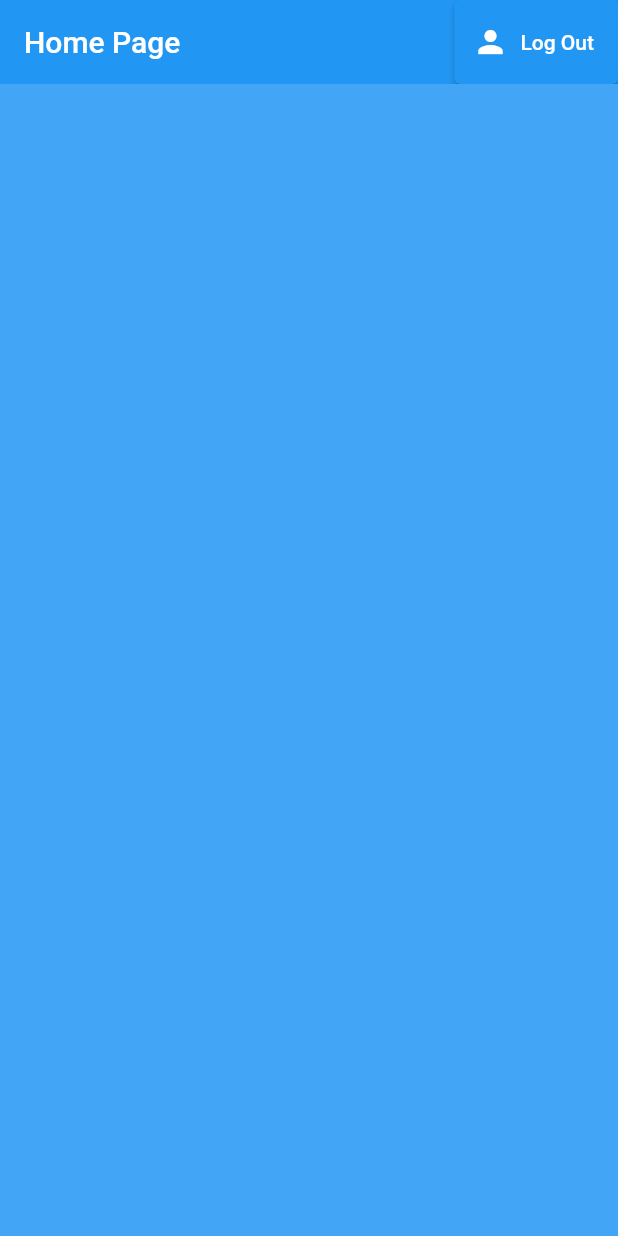
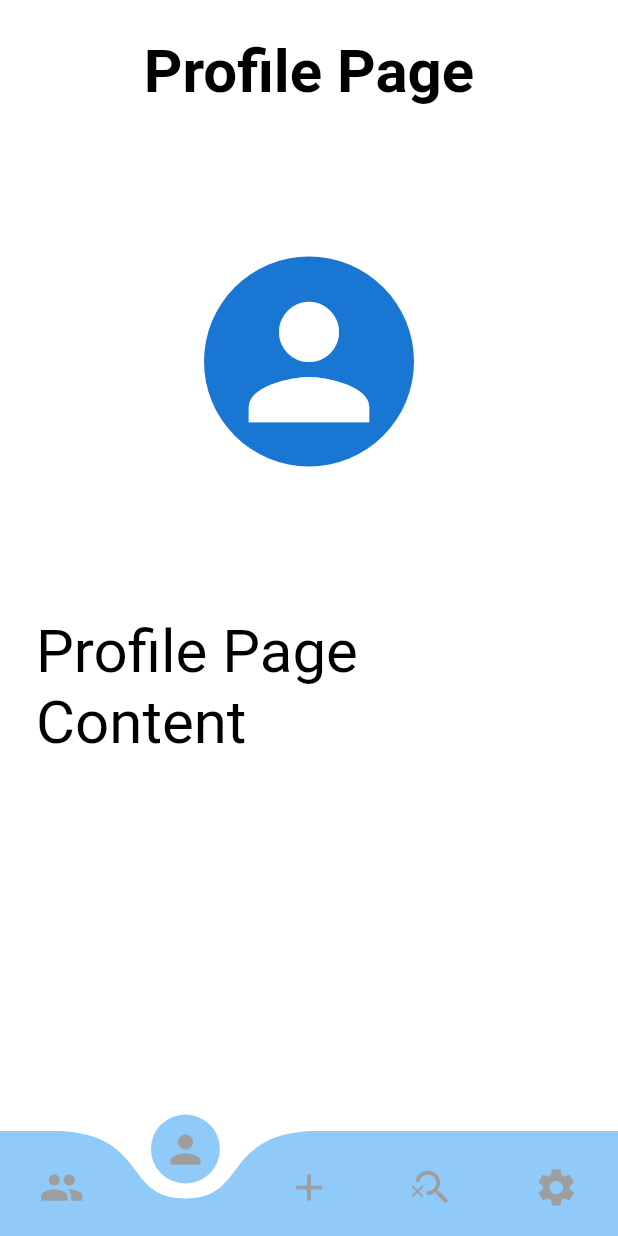
Before and after one commit to jabezj1/Motore, a Flutter app: the screen it shows once a user with an empty profile is signed in, on a phone screen of 412 x 824 dp. Run offline on Flutter 3.47's test engine with Material 2 defaults, Android fonts, the phone set to English and light mode, and no system bars; drawn by our look-alikes of curved_navigation_bar; our stand-ins replace animated_splash_screen, firebase_auth, firebase_core; accounts and stored records are empty.

Commit message:
Splash Page and Nav Bar

```diff
--- a/lib/main.dart
+++ b/lib/main.dart
@@ -5,6 +5,8 @@ import 'package:motore/screens/wrapper.dart';
 import 'package:firebase_core/firebase_core.dart';
 import 'package:motore/services/auth.dart';
 import 'package:provider/provider.dart';
+import 'package:motore/splash.dart';
+import 'package:animated_splash_screen/animated_splash_screen.dart';
 
 Future<void> main() async {
   WidgetsFlutterBinding.ensureInitialized();
@@ -19,12 +21,18 @@ class MyApp extends StatelessWidget {
   @override
   Widget build(BuildContext context) {
     return StreamProvider<MyUser?>.value(
-      catchError: (_, __) => null,
-      initialData: null,
-      value: AuthService().user,
-      child: MaterialApp(
-        home: Wrapper(),
-      ),
-    );
+        catchError: (_, __) => null,
+        initialData: null,
+        value: AuthService().user,
+        child: MaterialApp(
+          home: AnimatedSplashScreen(
+              // splash: 'lib/icons/BC_logo.png',
+              splash: 'lib/icons/BC_logo.png',
+              duration: 3000,
+              splashIconSize: 400,
+              // backgroundColor: Colors.black,
+              splashTransition: SplashTransition.fadeTransition,
+              nextScreen: Wrapper()),
+        ));
   }
 }
--- /dev/null
+++ b/lib/navbar.dart
@@ -0,0 +1,162 @@
+import 'package:motore/pages/CarPart.dart';
+import 'package:motore/pages/profile.dart';
+import 'package:curved_navigation_bar/curved_navigation_bar.dart';
+import 'package:flutter/material.dart';
+import 'package:motore/pages/History.dart';
+import 'package:motore/pages/Fuel.dart';
+import 'package:motore/pages/Dashboard.dart';
+
+//Used a pub package called curved_navigtion_bar
+//Link: https://pub.dev/packages/curved_navigation_bar
+
+void main() {
+  runApp(const MyApp());
+}
+
+class MyApp extends StatelessWidget {
+  const MyApp({super.key});
+
+  @override
+  Widget build(BuildContext context) {
+    return const MaterialApp(home: NavigationExample());
+  }
+}
+
+class NavigationExample extends StatefulWidget {
+  const NavigationExample({super.key});
+
+  @override
+  State<NavigationExample> createState() => _NavigationExampleState();
+}
+
+class _NavigationExampleState extends State<NavigationExample> {
+  final items = const [
+    Icon(Icons.people, size: 30, color: Colors.grey),
+    Icon(
+      Icons.person,
+      size: 30,
+      color: Colors.grey,
+    ),
+    Icon(Icons.add, size: 30, color: Colors.grey),
+    Icon(Icons.search_off_outlined, size: 30, color: Colors.grey),
+    Icon(Icons.settings, size: 30, color: Colors.grey)
+  ];
+
+  int index = 1;
+
+  @override
+  Widget build(BuildContext context) {
+    return Scaffold(
+      backgroundColor: Colors.white,
+      bottomNavigationBar: CurvedNavigationBar(
+        items: items,
+        index: index,
+        color: Color(0xFF90CAF9),
+        onTap: (selctedIndex) {
+          setState(() {
+            index = selctedIndex;
+          });
+        },
+        height: 70,
+        backgroundColor: Colors.transparent,
+        animationDuration: const Duration(milliseconds: 300),
+      ),
+      body: Container(
+          color: Colors.white,
+          width: double.infinity,
+          height: double.infinity,
+          alignment: Alignment.center,
+          child: getSelectedWidget(index: index)),
+    );
+  }
+
+  Widget getSelectedWidget({required int index}) {
+    Widget widget;
+    switch (index) {
+      case 0:
+        widget = const CarPart();
+        break;
+      case 1:
+        widget = const Profile();
+        break;
+      case 2:
+        widget = const History();
+        break;
+      case 3:
+        widget = const Dashboard();
+        break;
+      case 4:
+        widget = Fuel();
+        break;
+      default:
+        widget = const CarPart();
+        break;
+    }
+    return widget;
+  }
+
+  // @override
+  // Widget build(BuildContext){
+  //   return Scaffold(
+  //     bottomNavigationBar: CurvedNavigationBar(
+  //       final items: [
+  //       Icon(Icons.home),
+  //       Icon(Icons.favorite),
+  //       Icon(Icons.settings,
+  //       Icon(Icons.people),
+  //       Icon(Icons.settings),
+  //       Icon(Icons.people),
+
+  //     ],
+  //     ),
+  //   );
+  // }
+
+  // int currentPageIndex = 0;
+
+  // @override
+  // Widget build(BuildContext context) {
+  //   return Scaffold(
+  //     bottomNavigationBar: NavigationBar(
+  //       onDestinationSelected: (int index) {
+  //         setState(() {
+  //           currentPageIndex = index;
+  //         });
+  //       },
+  //       selectedIndex: currentPageIndex,
+  //       destinations: const <Widget>[
+  //         NavigationDestination(
+  //           icon: Icon(Icons.dashboard_rounded),
+  //           label: 'Explore',
+  //         ),
+  //         NavigationDestination(
+  //           icon: Icon(Icons.commute),
+  //           label: 'Commute',
+  //         ),
+  //         NavigationDestination(
+  //           selectedIcon: Icon(Icons.bookmark),
+  //           icon: Icon(Icons.bookmark_border),
+  //           label: 'Saved',
+  //         ),
+  //       ],
+  //     ),
+  //     body: <Widget>[
+  //       Container(
+  //         color: Colors.red,
+  //         alignment: Alignment.center,
+  //         child: const Text('Page 1'),
+  //       ),
+  //       Container(
+  //         color: Colors.green,
+  //         alignment: Alignment.center,
+  //         child: const Text('Page 2'),
+  //       ),
+  //       Container(
+  //         color: Colors.blue,
+  //         alignment: Alignment.center,
+  //         child: const Text('Page 3'),
+  //       ),
+  //     ][currentPageIndex],
+  //   );
+  // }
+}
--- /dev/null
+++ b/lib/pages/profile.dart
@@ -0,0 +1,35 @@
+import 'package:flutter/material.dart';
+
+class Profile extends StatelessWidget {
+  const Profile({Key? key}) : super(key: key);
+
+  @override
+  Widget build(BuildContext context) {
+    return Padding(
+      padding: const EdgeInsets.all(24.0),
+      child: Column(
+        children: const [
+          Text(
+            'Profile Page',
+            style: TextStyle(
+                fontSize: 40, color: Colors.black, fontWeight: FontWeight.bold),
+          ),
+          SizedBox(
+            height: 100,
+          ),
+          CircleAvatar(
+            radius: 70,
+            child: Icon(Icons.person, size: 120),
+          ),
+          SizedBox(
+            height: 100,
+          ),
+          Text(
+            'Profile Page Content',
+            style: TextStyle(fontSize: 40, color: Colors.black),
+          ),
+        ],
+      ),
+    );
+  }
+}
--- a/lib/screens/wrapper.dart
+++ b/lib/screens/wrapper.dart
@@ -5,6 +5,7 @@ import 'package:motore/screens/authenticate/login.dart';
 import 'package:motore/screens/authenticate/signup.dart';
 import 'package:motore/screens/home/home.dart';
 import 'package:provider/provider.dart';
+import 'package:motore/navbar.dart';
 
 class Wrapper extends StatelessWidget {
   @override
@@ -18,7 +19,7 @@ class Wrapper extends StatelessWidget {
     if (user == null) {
       return Authenticate();
     } else {
-      return Home();
+      return NavigationExample();
     }
   }
 }
```
Also changed, not shown: lib/pages/CarPart.dart (added, +35 -0 lines), lib/pages/Dashboard.dart (added, +35 -0 lines), lib/pages/Fuel.dart (added, +28 -0 lines), lib/pages/History.dart (added, +35 -0 lines), lib/splash.dart (added, +52 -0 lines), pubspec.yaml (+5 -3 lines), lib/icons/BC_logo.png (added), lib/icons/BrakeCheck_logo.png (added), lib/icons/Icon.png (added), pubspec.lock.
